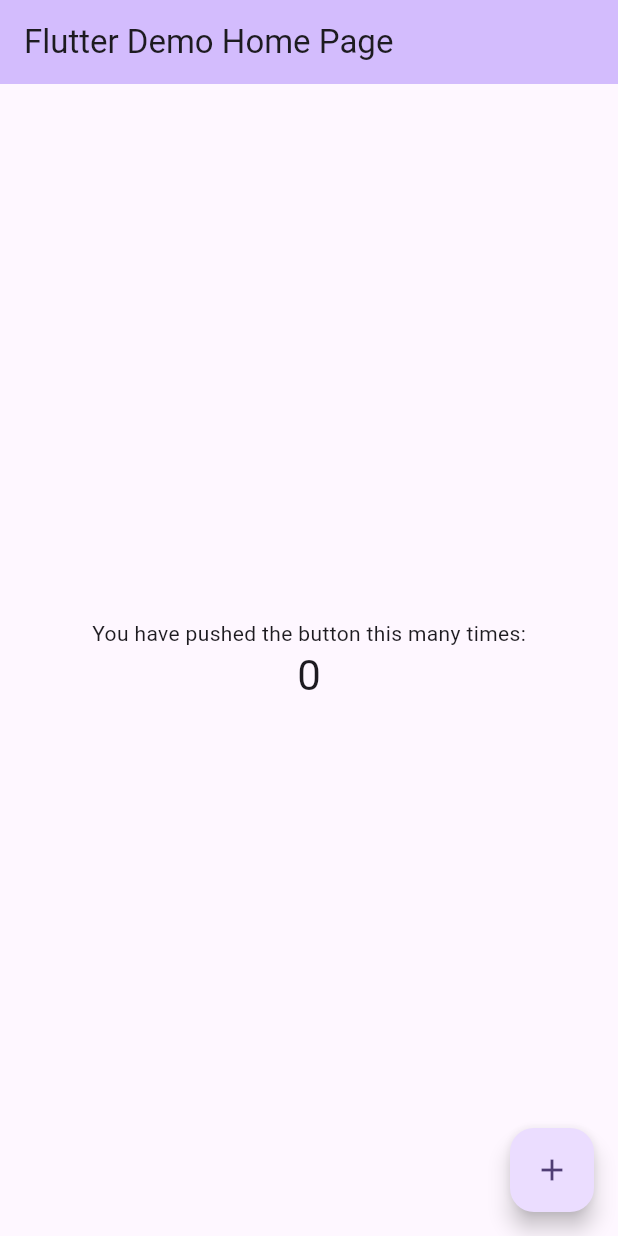
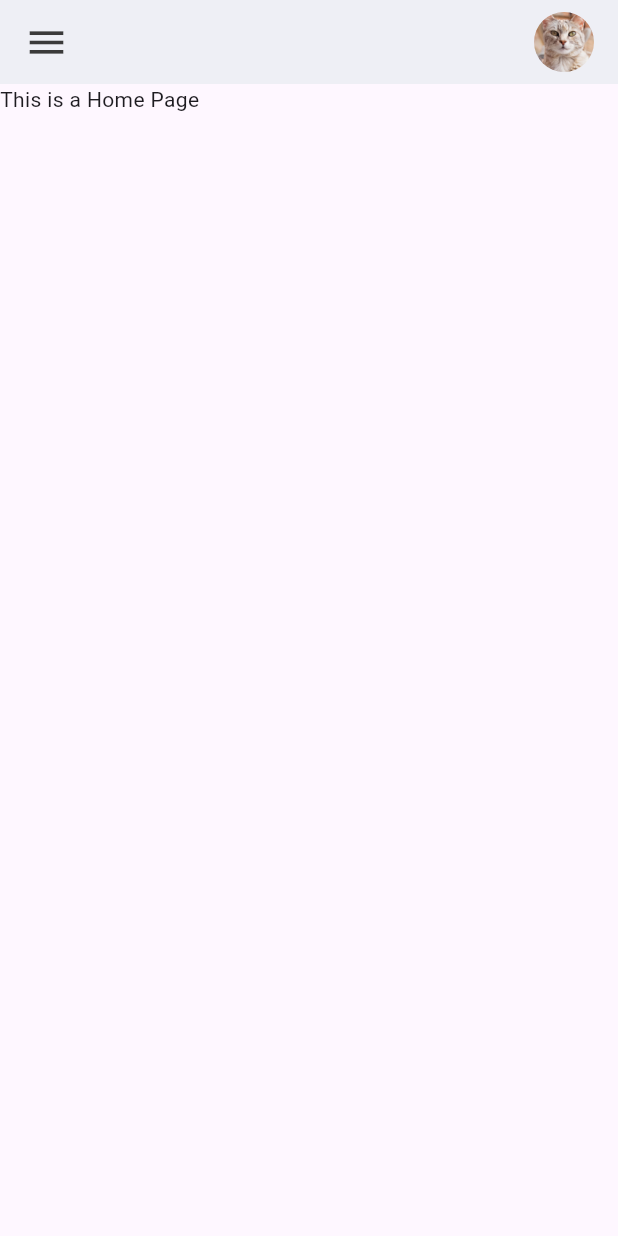
Before and after one commit to tranhuutuan261103/to-do-list-flutter, a Flutter app: the screen it shows after launch, on a phone screen of 412 x 824 dp. Run offline on Flutter 3.47's test engine with Material 3 defaults, Android fonts, the phone set to English and light mode, and no system bars.

Commit message:
feat: [Learn Flutter] Create custom AppBar

```diff
--- a/lib/main.dart
+++ b/lib/main.dart
@@ -1,4 +1,6 @@
 import 'package:flutter/material.dart';
+import 'package:flutter/services.dart';
+import 'package:to_do_list/screens/home.dart';
 
 void main() {
   runApp(const MyApp());
@@ -10,8 +12,17 @@ class MyApp extends StatelessWidget {
   // This widget is the root of your application.
   @override
   Widget build(BuildContext context) {
+    SystemChrome.setSystemUIOverlayStyle(
+      const SystemUiOverlayStyle(
+        statusBarColor: Colors.transparent,
+        statusBarIconBrightness: Brightness.dark,
+        systemNavigationBarColor: Colors.white,
+        systemNavigationBarIconBrightness: Brightness.dark,
+      ),
+    );
     return MaterialApp(
-      title: 'Flutter Demo',
+      debugShowCheckedModeBanner: false,
+      title: 'ToDo App',
       theme: ThemeData(
         // This is the theme of your application.
         //
@@ -31,95 +42,7 @@ class MyApp extends StatelessWidget {
         colorScheme: ColorScheme.fromSeed(seedColor: Colors.deepPurple),
         useMaterial3: true,
       ),
-      home: const MyHomePage(title: 'Flutter Demo Home Page'),
+      home: const Home(),
     );
   }
 }
-
-class MyHomePage extends StatefulWidget {
-  const MyHomePage({super.key, required this.title});
-
-  // This widget is the home page of your application. It is stateful, meaning
-  // that it has a State object (defined below) that contains fields that affect
-  // how it looks.
-
-  // This class is the configuration for the state. It holds the values (in this
-  // case the title) provided by the parent (in this case the App widget) and
-  // used by the build method of the State. Fields in a Widget subclass are
-  // always marked "final".
-
-  final String title;
-
-  @override
-  State<MyHomePage> createState() => _MyHomePageState();
-}
-
-class _MyHomePageState extends State<MyHomePage> {
-  int _counter = 0;
-
-  void _incrementCounter() {
-    setState(() {
-      // This call to setState tells the Flutter framework that something has
-      // changed in this State, which causes it to rerun the build method below
-      // so that the display can reflect the updated values. If we changed
-      // _counter without calling setState(), then the build method would not be
-      // called again, and so nothing would appear to happen.
-      _counter++;
-    });
-  }
-
-  @override
-  Widget build(BuildContext context) {
-    // This method is rerun every time setState is called, for instance as done
-    // by the _incrementCounter method above.
-    //
-    // The Flutter framework has been optimized to make rerunning build methods
-    // fast, so that you can just rebuild anything that needs updating rather
-    // than having to individually change instances of widgets.
-    return Scaffold(
-      appBar: AppBar(
-        // TRY THIS: Try changing the color here to a specific color (to
-        // Colors.amber, perhaps?) and trigger a hot reload to see the AppBar
-        // change color while the other colors stay the same.
-        backgroundColor: Theme.of(context).colorScheme.inversePrimary,
-        // Here we take the value from the MyHomePage object that was created by
-        // the App.build method, and use it to set our appbar title.
-        title: Text(widget.title),
-      ),
-      body: Center(
-        // Center is a layout widget. It takes a single child and positions it
-        // in the middle of the parent.
-        child: Column(
-          // Column is also a layout widget. It takes a list of children and
-          // arranges them vertically. By default, it sizes itself to fit its
-          // children horizontally, and tries to be as tall as its parent.
-          //
-          // Column has various properties to control how it sizes itself and
-          // how it positions its children. Here we use mainAxisAlignment to
-          // center the children vertically; the main axis here is the vertical
-          // axis because Columns are vertical (the cross axis would be
-          // horizontal).
-          //
-          // TRY THIS: Invoke "debug painting" (choose the "Toggle Debug Paint"
-          // action in the IDE, or press "p" in the console), to see the
-          // wireframe for each widget.
-          mainAxisAlignment: MainAxisAlignment.center,
-          children: <Widget>[
-            const Text(
-              'You have pushed the button this many times:',
-            ),
-            Text(
-              '$_counter',
-              style: Theme.of(context).textTheme.headlineMedium,
-            ),
-          ],
-        ),
-      ),
-      floatingActionButton: FloatingActionButton(
-        onPressed: _incrementCounter,
-        tooltip: 'Increment',
-        child: const Icon(Icons.add),
-      ), // This trailing comma makes auto-formatting nicer for build methods.
-    );
-  }
-}
--- /dev/null
+++ b/lib/screens/home.dart
@@ -0,0 +1,41 @@
+import 'package:flutter/material.dart';
+import 'package:to_do_list/constants/colors.dart';
+
+class Home extends StatelessWidget {
+  // ignore: use_super_parameters
+  const Home({Key? key}) : super(key: key);
+
+  @override
+  Widget build(BuildContext context) {
+    return Scaffold(
+      appBar: _buildAppBar(),
+      body: const Text('This is a Home Page'),
+    );
+  }
+}
+
+AppBar _buildAppBar() {
+  return AppBar(
+    backgroundColor: tdBGColor,
+    elevation: 0,
+    title: Row(
+      mainAxisAlignment: MainAxisAlignment.spaceBetween,
+      children: [
+        const Icon(
+          Icons.menu,
+          color: tdBlack,
+          size: 30,
+        ),
+        const SizedBox(width: 10),
+        SizedBox(
+          height: 40,
+          width: 40,
+          child: ClipRRect(
+            borderRadius: BorderRadius.circular(20),
+            child: Image.asset('assets/images/avatar.jpg', fit: BoxFit.cover),
+          ),
+        ),
+      ],
+    ),
+  );
+}
--- a/pubspec.yaml
+++ b/pubspec.yaml
@@ -59,9 +59,8 @@ flutter:
   uses-material-design: true
 
   # To add assets to your application, add an assets section, like this:
-  # assets:
-  #   - images/a_dot_burr.jpeg
-  #   - images/a_dot_ham.jpeg
+  assets:
+    - assets/images/
 
   # An image asset can refer to one or more resolution-specific "variants", see
   # https://flutter.dev/assets-and-images/#resolution-aware
```
Also changed, not shown: assets/images/avatar.jpg (added).
